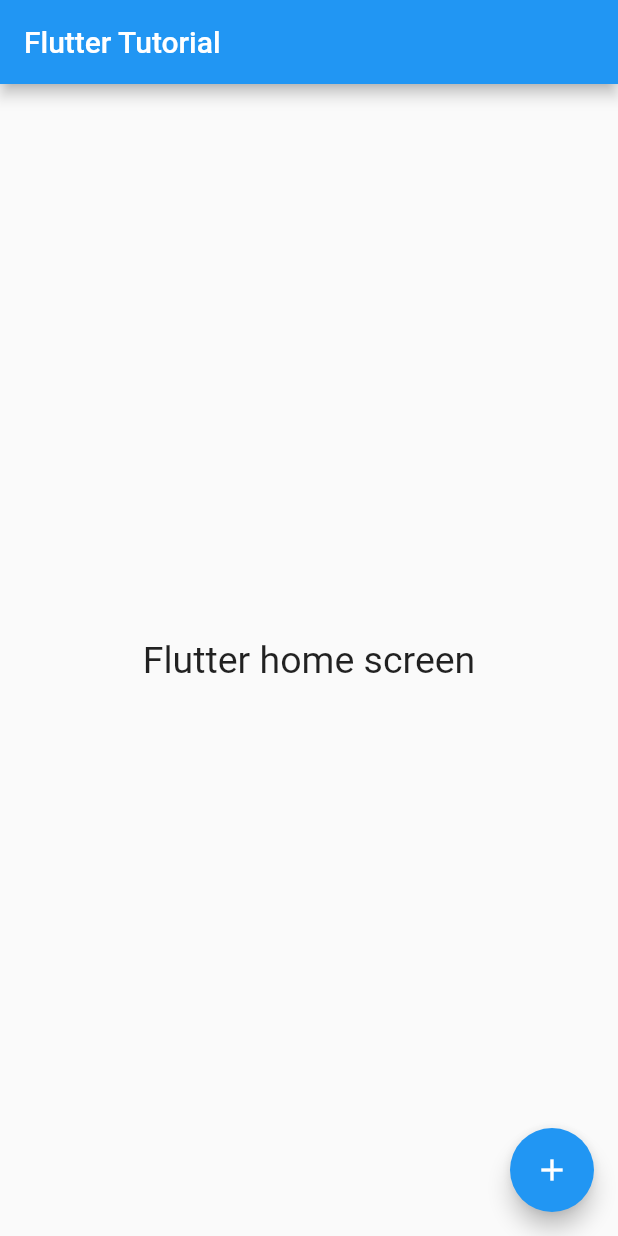
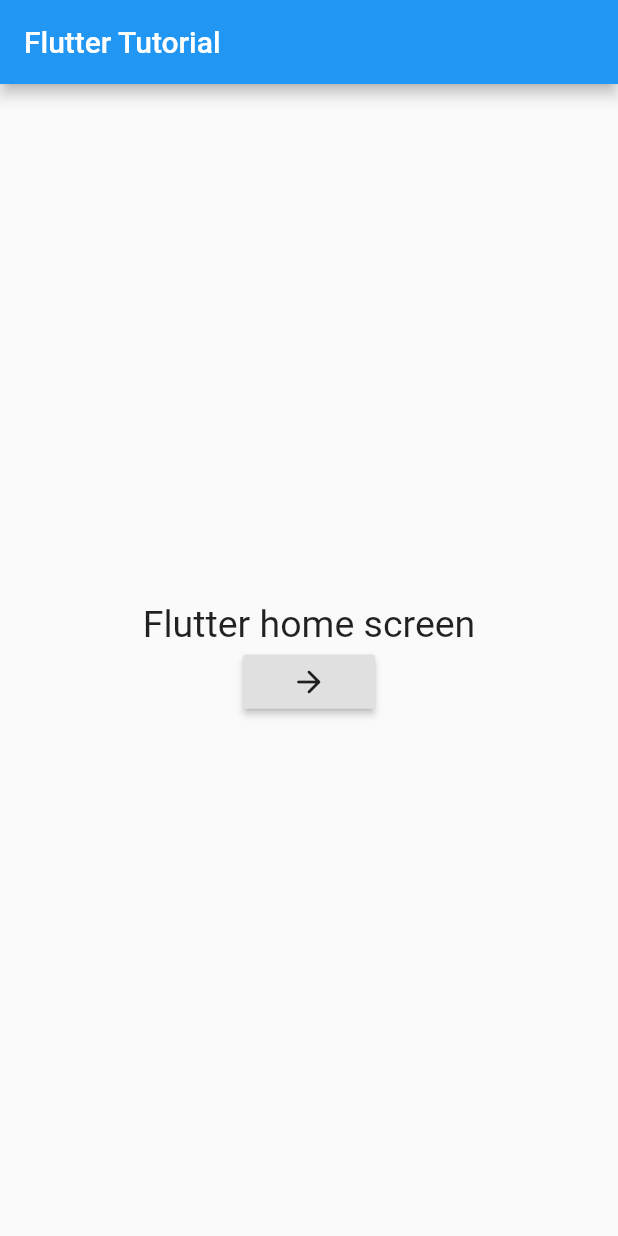
Before and after one commit to LahiruLakshan/Flutter-Tutorials, a Flutter app: the screen it shows after launch, on a phone screen of 412 x 824 dp. Run offline on Flutter 3.47's test engine with Material 2 defaults, Android fonts, the phone set to English and light mode, and no system bars.

```diff
--- a/lib/screens/home_page.dart
+++ b/lib/screens/home_page.dart
@@ -1,5 +1,5 @@
 import 'package:flutter/material.dart';
-import 'second_screen.dart';
+import 'asynchronous.dart';
 
 class HomePage extends StatefulWidget {
   const HomePage({Key? key}) : super(key: key);
@@ -32,20 +32,19 @@ class _HomePageState extends State<HomePage> {
               "Flutter home screen",
               style: TextStyle(fontSize: 25.0),
             ),
+            RaisedButton(
+              onPressed: (){
+                Navigator.of(context).push(MaterialPageRoute(
+                    builder: (_){
+                      return NetworkRequestState();
+                    }));
+
+                // Navigator.of(context).pushNamed('/second');
+              },
+              child: Icon(Icons.arrow_forward_rounded),
+            ),
           ],
         ),
-      ),
-      floatingActionButton: FloatingActionButton(
-        onPressed: (){
-          Navigator.of(context).push(MaterialPageRoute(
-              builder: (_){
-                return SecondScreen("Lahiru");
-          }));
-
-          // Navigator.of(context).pushNamed('/second');
-        },
-        tooltip: "Increment",
-        child: Icon(Icons.add),
       ),
     );
   }
```
Also changed, not shown: lib/screens/asynchronous.dart (added, +57 -0 lines), lib/screens/second_screen.dart (deleted, +0 -46 lines).
